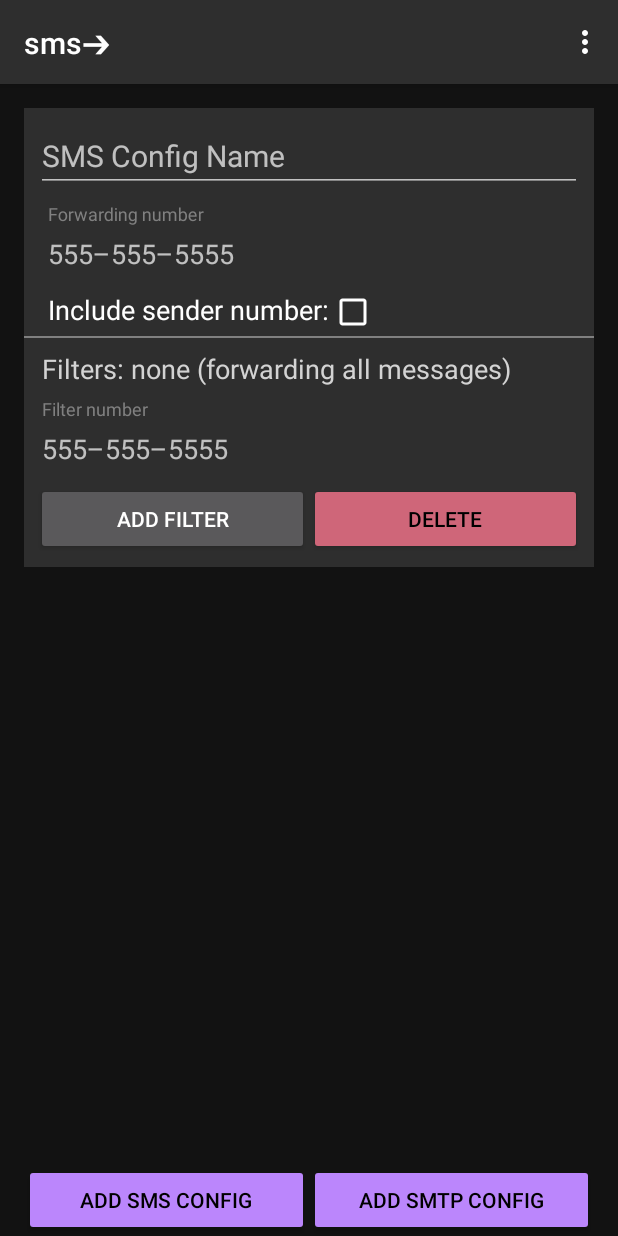
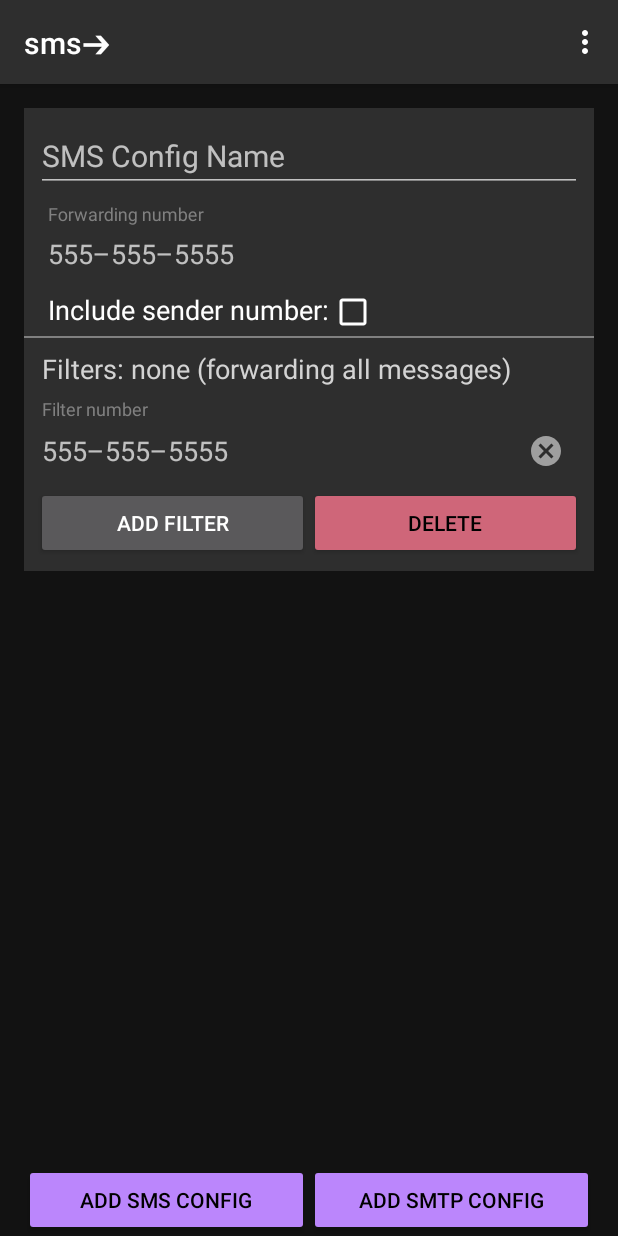
Before and after one commit to radfordwill/sms.forward, an Android app: the screen it shows after launch (MainActivity), after a tap on "ADD FILTER", on a phone screen of 412 x 824 dp. Run offline under Robolectric (Android 15) with nearby library versions, the light colour scheme and no system bars; libraries missing offline, so code that uses them is left out: io.objectbox, io.objectbox.kotlin; 3 statements that could not run were skipped; 1 other tap on this screen came first.

Commit message:
Add support to remove filters

```diff
--- a/app/src/main/java/eski/sms/model/Config.kt
+++ b/app/src/main/java/eski/sms/model/Config.kt
@@ -43,6 +43,17 @@ abstract class Config(
          }
       }
 
+      updateNumberFiltersJson()
+   }
+
+   fun removeNumberFilter(index: Int) {
+      if (numberFilters.size <= index) return
+
+      numberFilters = numberFilters.toMutableList().apply { removeAt(index) }
+      updateNumberFiltersJson()
+   }
+
+   private fun updateNumberFiltersJson() {
       numberFiltersJson = JSONArray(numberFilters).toString()
    }
 
--- a/app/src/main/java/eski/sms/ui/FiltersView.kt
+++ b/app/src/main/java/eski/sms/ui/FiltersView.kt
@@ -4,7 +4,9 @@ import android.view.View
 import android.widget.EditText
 import android.widget.LinearLayout
 import android.widget.TextView
+import androidx.appcompat.content.res.AppCompatResources
 import androidx.core.widget.addTextChangedListener
+import com.google.android.material.textfield.TextInputLayout
 import eski.sms.App
 import eski.sms.R
 import eski.sms.model.Config
@@ -29,8 +31,6 @@ class FiltersView(
    }
 
    private fun addFilterView(number: String) {
-      val index = filtersContainer.childCount
-
       val filterView = View.inflate(App.themedInstance, R.layout.filter, null)
       filtersContainer.addView(filterView)
 
@@ -38,7 +38,20 @@ class FiltersView(
          setText(number)
 
          addTextChangedListener {
-            config.updateNumberFilter(index, this.text.toString())
+            config.updateNumberFilter(filtersContainer.indexOfChild(filterView), this.text.toString())
+            setFiltersHeaderText()
+            Repository.updateConfig(config)
+         }
+      }
+
+      filterView.findViewById<TextInputLayout>(R.id.filterLayout).apply {
+         endIconDrawable = AppCompatResources.getDrawable(context, R.drawable.cancel)
+         setEndIconActivated(true)
+
+         setEndIconOnClickListener {
+            config.removeNumberFilter(filtersContainer.indexOfChild(filterView))
+            filtersContainer.removeView(filterView)
+            setFiltersHeaderText()
             Repository.updateConfig(config)
          }
       }
--- /dev/null
+++ b/app/src/main/res/drawable/cancel.xml
@@ -0,0 +1,30 @@
+<?xml version="1.0" encoding="utf-8"?>
+<!--
+  ~ Copyright (C) 2019 The Android Open Source Project
+  ~
+  ~ Licensed under the Apache License, Version 2.0 (the "License");
+  ~ you may not use this file except in compliance with the License.
+  ~ You may obtain a copy of the License at
+  ~
+  ~      http://www.apache.org/licenses/LICENSE-2.0
+  ~
+  ~ Unless required by applicable law or agreed to in writing, software
+  ~ distributed under the License is distributed on an "AS IS" BASIS,
+  ~ WITHOUT WARRANTIES OR CONDITIONS OF ANY KIND, either express or implied.
+  ~ See the License for the specific language governing permissions and
+  ~ limitations under the License.
+-->
+
+<vector xmlns:android="http://schemas.android.com/apk/res/android"
+  xmlns:tools="http://schemas.android.com/tools"
+  android:height="24dp"
+  android:viewportHeight="24.0"
+  android:viewportWidth="24.0"
+  android:width="24dp"
+  tools:ignore="NewApi">
+
+  <path
+    android:fillColor="@android:color/white"
+    android:pathData="M12 2C6.47 2 2 6.47 2 12s4.47 10 10 10 10-4.47 10-10S17.53 2 12 2zm5 13.59L15.59 17 12 13.41 8.41 17 7 15.59 10.59 12 7 8.41 8.41 7 12 10.59 15.59 7 17 8.41 13.41 12 17 15.59z"/>
+
+</vector>
--- a/app/src/main/res/layout/filter.xml
+++ b/app/src/main/res/layout/filter.xml
@@ -1,13 +1,15 @@
 <?xml version="1.0" encoding="utf-8"?>
-
-<com.google.android.material.textfield.TextInputLayout xmlns:android="http://schemas.android.com/apk/res/android"
+<com.google.android.material.textfield.TextInputLayout
+   xmlns:android="http://schemas.android.com/apk/res/android"
    xmlns:app="http://schemas.android.com/apk/res-auto"
+   android:id="@+id/filterLayout"
    android:layout_width="match_parent"
    android:layout_height="wrap_content"
    android:layout_marginStart="@dimen/gridHalfSize"
    android:layout_marginLeft="@dimen/gridHalfSize"
    android:hint="@string/filterNumber"
    android:textColorHint="@color/gray"
+   app:endIconMode="custom"
    app:expandedHintEnabled="false"
    app:hintAnimationEnabled="false"
    app:hintEnabled="true">
```
Lines whose indentation alone changed are shown as unchanged.
